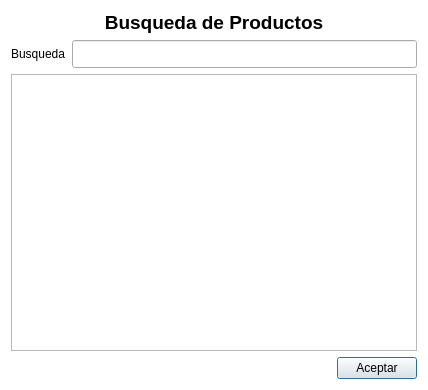
Before: the Qt Designer form src/ui/buscar_productos.ui in acmzero/PVCopyTodo, drawn with Qt 5.
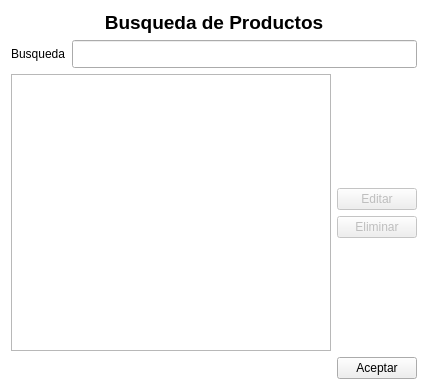
After: the same form once the commit is applied.

Commit message: implementacion de modificacion de productos

Diff of the .ui file:
```diff
--- a/src/ui/buscar_productos.ui
+++ b/src/ui/buscar_productos.ui
@@ -17,7 +17,7 @@
    <string notr="true">QDialog{background: white}
 QLineEdit{padding:5px}</string>
   </property>
-  <layout class="QVBoxLayout" name="verticalLayout">
+  <layout class="QVBoxLayout" name="verticalLayout_2">
    <item>
     <widget class="QLabel" name="label_2">
      <property name="font">
@@ -54,6 +54,8 @@
     </layout>
    </item>
    <item>
+    <layout class="QHBoxLayout" name="horizontalLayout_3">
+     <item>
     <widget class="QTableView" name="table_resultados">
      <property name="font">
       <font>
@@ -63,6 +65,58 @@
       </font>
      </property>
     </widget>
+     </item>
+     <item>
+      <layout class="QVBoxLayout" name="verticalLayout">
+       <item>
+        <spacer name="verticalSpacer_2">
+         <property name="orientation">
+          <enum>Qt::Vertical</enum>
+         </property>
+         <property name="sizeHint" stdset="0">
+          <size>
+           <width>20</width>
+           <height>40</height>
+          </size>
+         </property>
+        </spacer>
+       </item>
+       <item>
+        <widget class="QPushButton" name="pb_editar">
+         <property name="enabled">
+          <bool>false</bool>
+         </property>
+         <property name="text">
+          <string>Editar</string>
+         </property>
+        </widget>
+       </item>
+       <item>
+        <widget class="QPushButton" name="pb_eliminar">
+         <property name="enabled">
+          <bool>false</bool>
+         </property>
+         <property name="text">
+          <string>Eliminar</string>
+         </property>
+        </widget>
+       </item>
+       <item>
+        <spacer name="verticalSpacer">
+         <property name="orientation">
+          <enum>Qt::Vertical</enum>
+         </property>
+         <property name="sizeHint" stdset="0">
+          <size>
+           <width>20</width>
+           <height>40</height>
+          </size>
+         </property>
+        </spacer>
+       </item>
+      </layout>
+     </item>
+    </layout>
    </item>
    <item>
     <layout class="QHBoxLayout" name="horizontalLayout_2">
```
Lines whose indentation alone changed are shown as unchanged. The commit also changes 8 other files.
